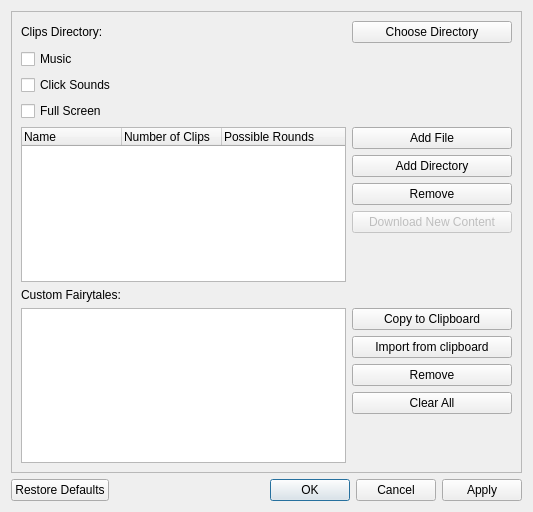
Qt form ui/settings.ui (tdauth/gustavsfairyland) before a commit.
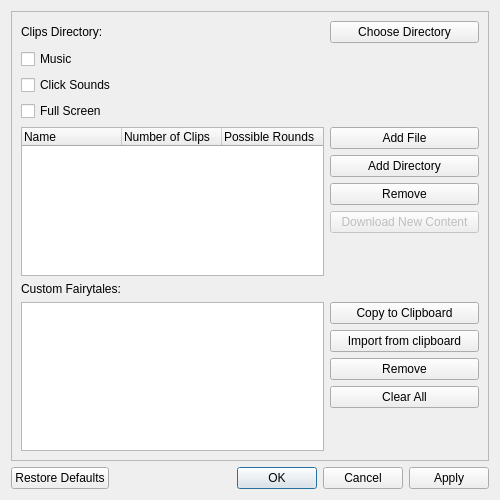
The same form after that commit.

```diff
--- a/ui/settings.ui
+++ b/ui/settings.ui
@@ -6,8 +6,8 @@
    <rect>
     <x>0</x>
     <y>0</y>
-    <width>533</width>
-    <height>512</height>
+    <width>500</width>
+    <height>500</height>
    </rect>
   </property>
   <property name="windowTitle">
@@ -24,8 +24,8 @@
        <rect>
         <x>0</x>
         <y>0</y>
-        <width>517</width>
-        <height>458</height>
+        <width>464</width>
+        <height>454</height>
        </rect>
       </property>
       <layout class="QGridLayout" name="gridLayout_2">
```
